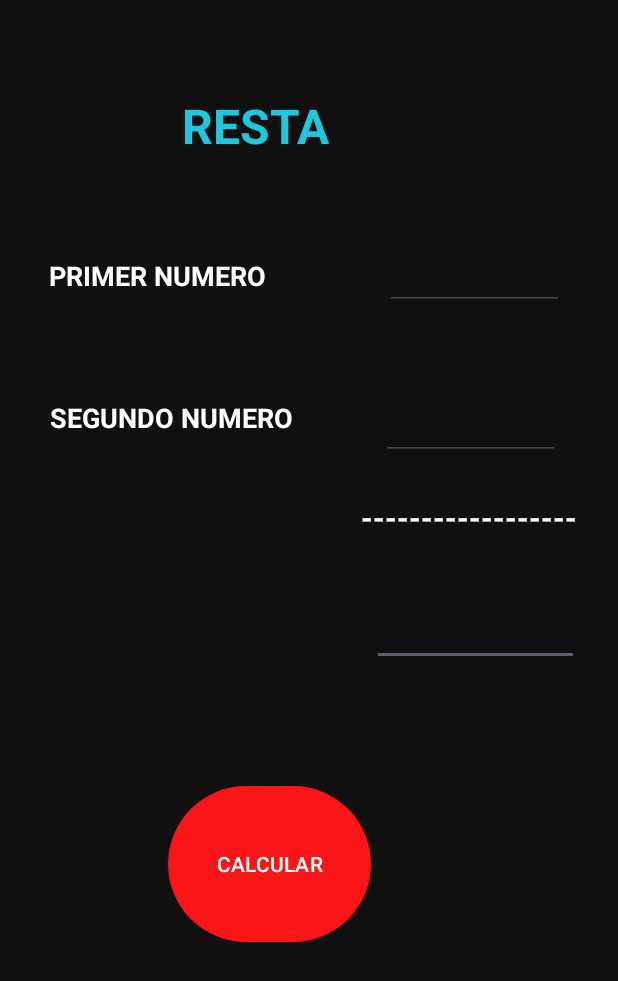
After one commit to MiguelBrucil/OperacionesBasicas, an Android app: the Resta screen opened directly, with no data from a screen before it, on a phone screen of 412 x 824 dp. The commit adds this screen. Shown: the top 981 px of the screen. Run offline under Robolectric (Android 15) with nearby library versions, the phone set to English and light mode, and no system bars.

Commit message:
Creacion de la segunda actividad resta

```diff
--- a/app/src/main/AndroidManifest.xml
+++ b/app/src/main/AndroidManifest.xml
@@ -13,6 +13,9 @@
         android:theme="@style/Theme.OperacionesBasicas"
         tools:targetApi="31">
         <activity
+            android:name=".Resta"
+            android:exported="false" />
+        <activity
             android:name=".MainActivity"
             android:exported="true">
             <intent-filter>
--- /dev/null
+++ b/app/src/main/java/com/jmbp/operacionesbasicas/Resta.java
@@ -0,0 +1,14 @@
+package com.jmbp.operacionesbasicas;
+
+import androidx.appcompat.app.AppCompatActivity;
+
+import android.os.Bundle;
+
+public class Resta extends AppCompatActivity {
+
+    @Override
+    protected void onCreate(Bundle savedInstanceState) {
+        super.onCreate(savedInstanceState);
+        setContentView(R.layout.activity_resta);
+    }
+}
--- a/app/src/main/res/layout/activity_main.xml
+++ b/app/src/main/res/layout/activity_main.xml
@@ -4,52 +4,53 @@
     xmlns:tools="http://schemas.android.com/tools"
     android:layout_width="match_parent"
     android:layout_height="match_parent"
+    android:background="#0B0A0A"
     tools:context=".MainActivity">
 
     <TextView
         android:id="@+id/txtOperaciones"
-        android:layout_width="353dp"
-        android:layout_height="83dp"
-        android:text="CALCULADORA BASICA  "
-        android:textColor="#151515"
+        android:layout_width="145dp"
+        android:layout_height="49dp"
+        android:text="SUMA"
+        android:textColor="#1FC6DC"
         android:textSize="32sp"
         android:textStyle="bold"
         app:layout_constraintBottom_toBottomOf="parent"
         app:layout_constraintEnd_toEndOf="parent"
-        app:layout_constraintHorizontal_bias="0.416"
+        app:layout_constraintHorizontal_bias="0.596"
         app:layout_constraintStart_toStartOf="parent"
         app:layout_constraintTop_toTopOf="parent"
-        app:layout_constraintVertical_bias="0.096" />
+        app:layout_constraintVertical_bias="0.081" />
 
     <TextView
         android:id="@+id/lblPrimerNum"
         android:layout_width="149dp"
         android:layout_height="39dp"
         android:text="PRIMER NUMERO"
-        android:textColor="#0B0A0A"
+        android:textColor="@color/white"
         android:textSize="18sp"
         android:textStyle="bold"
         app:layout_constraintBottom_toBottomOf="parent"
         app:layout_constraintEnd_toEndOf="parent"
-        app:layout_constraintHorizontal_bias="0.267"
+        app:layout_constraintHorizontal_bias="0.16"
         app:layout_constraintStart_toStartOf="parent"
         app:layout_constraintTop_toTopOf="parent"
         app:layout_constraintVertical_bias="0.258" />
 
     <TextView
-        android:id="@+id/lblNum2"
-        android:layout_width="163dp"
-        android:layout_height="49dp"
-        android:textColor="#070707"
+        android:id="@+id/lblPrimerNum2"
+        android:layout_width="165dp"
+        android:layout_height="39dp"
+        android:text="SEGUNDO NUMERO"
+        android:textColor="@color/white"
         android:textSize="18sp"
         android:textStyle="bold"
         app:layout_constraintBottom_toBottomOf="parent"
         app:layout_constraintEnd_toEndOf="parent"
-        app:layout_constraintHorizontal_bias="0.282"
+        app:layout_constraintHorizontal_bias="0.17"
         app:layout_constraintStart_toStartOf="parent"
         app:layout_constraintTop_toTopOf="parent"
-        app:layout_constraintVertical_bias="0.391"
-        tools:text="SEGUNDO NUMERO" />
+        app:layout_constraintVertical_bias="0.408" />
 
     <EditText
         android:id="@+id/numNumero1"
@@ -57,6 +58,7 @@
         android:layout_height="64dp"
         android:ems="10"
         android:inputType="number"
+        android:textColor="#FBFAFA"
         app:layout_constraintBottom_toBottomOf="parent"
         app:layout_constraintEnd_toEndOf="parent"
         app:layout_constraintHorizontal_bias="0.88"
@@ -70,6 +72,7 @@
         android:layout_height="62dp"
         android:ems="10"
         android:inputType="number"
+        android:textColor="#FBFBFB"
         app:layout_constraintBottom_toBottomOf="parent"
         app:layout_constraintEnd_toEndOf="parent"
         app:layout_constraintHorizontal_bias="0.875"
@@ -83,6 +86,7 @@
         android:layout_height="63dp"
         android:ems="10"
         android:inputType="number"
+        android:textColor="#FAF8F8"
         app:layout_constraintBottom_toBottomOf="parent"
         app:layout_constraintEnd_toEndOf="parent"
         app:layout_constraintHorizontal_bias="0.937"
@@ -95,6 +99,7 @@
         android:layout_width="145dp"
         android:layout_height="17dp"
         android:text="------------------------"
+        android:textColor="#FAF8F8"
         android:textSize="20sp"
         android:textStyle="bold"
         app:layout_constraintBottom_toBottomOf="parent"
@@ -110,18 +115,21 @@
         android:layout_height="112dp"
         android:onClick="calcularResultado"
         android:text="CALCULAR"
+        app:backgroundTint="#FA1616"
         app:layout_constraintBottom_toBottomOf="parent"
         app:layout_constraintEnd_toEndOf="parent"
         app:layout_constraintHorizontal_bias="0.572"
         app:layout_constraintStart_toStartOf="parent"
         app:layout_constraintTop_toTopOf="parent"
-        app:layout_constraintVertical_bias="0.831" />
+        app:layout_constraintVertical_bias="0.831"
+        app:strokeColor="#F30707" />
 
     <TextView
         android:id="@+id/textView4"
         android:layout_width="29dp"
         android:layout_height="41dp"
         android:text="+"
+        android:textColor="#F8F7F7"
         android:textSize="34sp"
         app:layout_constraintBottom_toBottomOf="parent"
         app:layout_constraintEnd_toEndOf="parent"
--- /dev/null
+++ b/app/src/main/res/layout/activity_resta.xml
@@ -0,0 +1,123 @@
+<?xml version="1.0" encoding="utf-8"?>
+<androidx.constraintlayout.widget.ConstraintLayout xmlns:android="http://schemas.android.com/apk/res/android"
+    xmlns:app="http://schemas.android.com/apk/res-auto"
+    xmlns:tools="http://schemas.android.com/tools"
+    android:id="@+id/IdResta"
+    android:layout_width="match_parent"
+    android:layout_height="match_parent"
+    android:background="#101010"
+    tools:context=".Resta">
+
+    <Button
+        android:id="@+id/btnCalcularResta"
+        android:layout_width="135dp"
+        android:layout_height="112dp"
+        android:onClick="calcularResultado"
+        android:text="CALCULAR"
+        app:backgroundTint="#FA1616"
+        app:layout_constraintBottom_toBottomOf="parent"
+        app:layout_constraintEnd_toEndOf="parent"
+        app:layout_constraintHorizontal_bias="0.405"
+        app:layout_constraintStart_toStartOf="parent"
+        app:layout_constraintTop_toTopOf="parent"
+        app:layout_constraintVertical_bias="0.73"
+        app:strokeColor="#F30707" />
+
+    <EditText
+        android:id="@+id/resResta"
+        android:layout_width="138dp"
+        android:layout_height="63dp"
+        android:ems="10"
+        android:inputType="number"
+        app:layout_constraintBottom_toBottomOf="parent"
+        app:layout_constraintEnd_toEndOf="parent"
+        app:layout_constraintHorizontal_bias="0.904"
+        app:layout_constraintStart_toStartOf="parent"
+        app:layout_constraintTop_toTopOf="parent" />
+
+    <TextView
+        android:id="@+id/textView"
+        android:layout_width="145dp"
+        android:layout_height="17dp"
+        android:text="------------------------"
+        android:textColor="#FAF6F6"
+        android:textSize="20sp"
+        android:textStyle="bold"
+        app:layout_constraintBottom_toBottomOf="parent"
+        app:layout_constraintEnd_toEndOf="parent"
+        app:layout_constraintHorizontal_bias="0.902"
+        app:layout_constraintStart_toStartOf="parent"
+        app:layout_constraintTop_toTopOf="parent"
+        app:layout_constraintVertical_bias="0.411" />
+
+    <EditText
+        android:id="@+id/num1Resta"
+        android:layout_width="119dp"
+        android:layout_height="64dp"
+        android:ems="10"
+        android:inputType="number"
+        app:layout_constraintBottom_toBottomOf="parent"
+        app:layout_constraintEnd_toEndOf="parent"
+        app:layout_constraintHorizontal_bias="0.876"
+        app:layout_constraintStart_toStartOf="parent"
+        app:layout_constraintTop_toTopOf="parent"
+        app:layout_constraintVertical_bias="0.188" />
+
+    <EditText
+        android:id="@+id/num2Resta"
+        android:layout_width="119dp"
+        android:layout_height="62dp"
+        android:ems="10"
+        android:inputType="number"
+        app:layout_constraintBottom_toBottomOf="parent"
+        app:layout_constraintEnd_toEndOf="parent"
+        app:layout_constraintHorizontal_bias="0.869"
+        app:layout_constraintStart_toStartOf="parent"
+        app:layout_constraintTop_toTopOf="parent"
+        app:layout_constraintVertical_bias="0.321" />
+
+    <TextView
+        android:id="@+id/lblSegundoResta"
+        android:layout_width="165dp"
+        android:layout_height="39dp"
+        android:text="SEGUNDO NUMERO"
+        android:textColor="@color/white"
+        android:textSize="18sp"
+        android:textStyle="bold"
+        app:layout_constraintBottom_toBottomOf="parent"
+        app:layout_constraintEnd_toEndOf="parent"
+        app:layout_constraintHorizontal_bias="0.134"
+        app:layout_constraintStart_toStartOf="parent"
+        app:layout_constraintTop_toTopOf="parent"
+        app:layout_constraintVertical_bias="0.339" />
+
+    <TextView
+        android:id="@+id/lblPrimerResta"
+        android:layout_width="149dp"
+        android:layout_height="39dp"
+        android:text="PRIMER NUMERO"
+        android:textColor="@color/white"
+        android:textSize="18sp"
+        android:textStyle="bold"
+        app:layout_constraintBottom_toBottomOf="parent"
+        app:layout_constraintEnd_toEndOf="parent"
+        app:layout_constraintHorizontal_bias="0.125"
+        app:layout_constraintStart_toStartOf="parent"
+        app:layout_constraintTop_toTopOf="parent"
+        app:layout_constraintVertical_bias="0.218" />
+
+    <TextView
+        android:id="@+id/txtResta"
+        android:layout_width="168dp"
+        android:layout_height="49dp"
+        android:text="RESTA"
+        android:textColor="#1FC6DC"
+        android:textSize="32sp"
+        android:textStyle="bold"
+        app:layout_constraintBottom_toBottomOf="parent"
+        app:layout_constraintEnd_toEndOf="parent"
+        app:layout_constraintHorizontal_bias="0.497"
+        app:layout_constraintStart_toStartOf="parent"
+        app:layout_constraintTop_toTopOf="parent"
+        app:layout_constraintVertical_bias="0.08" />
+</androidx.constraintlayout.widget.ConstraintLayout>
```
